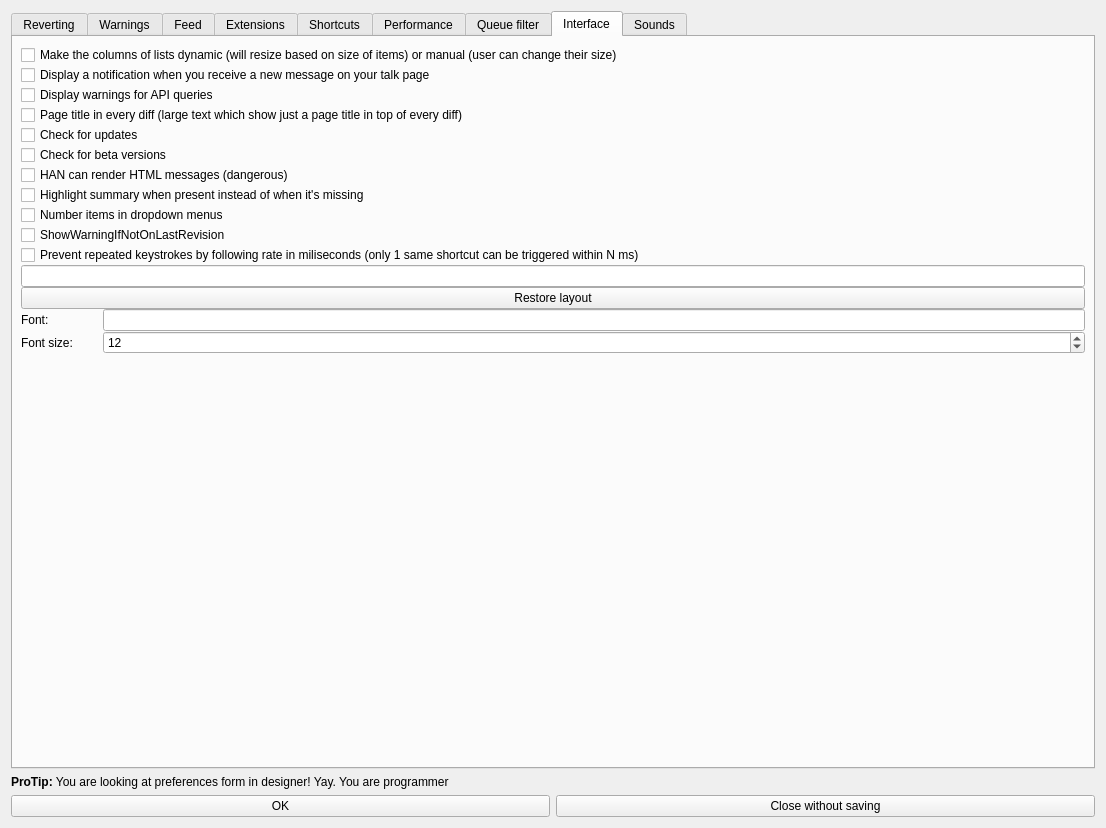
The window that src/huggle_ui/preferences.ui (huggle/huggle3-qt-lx) describes before a commit, drawn with Qt 5.
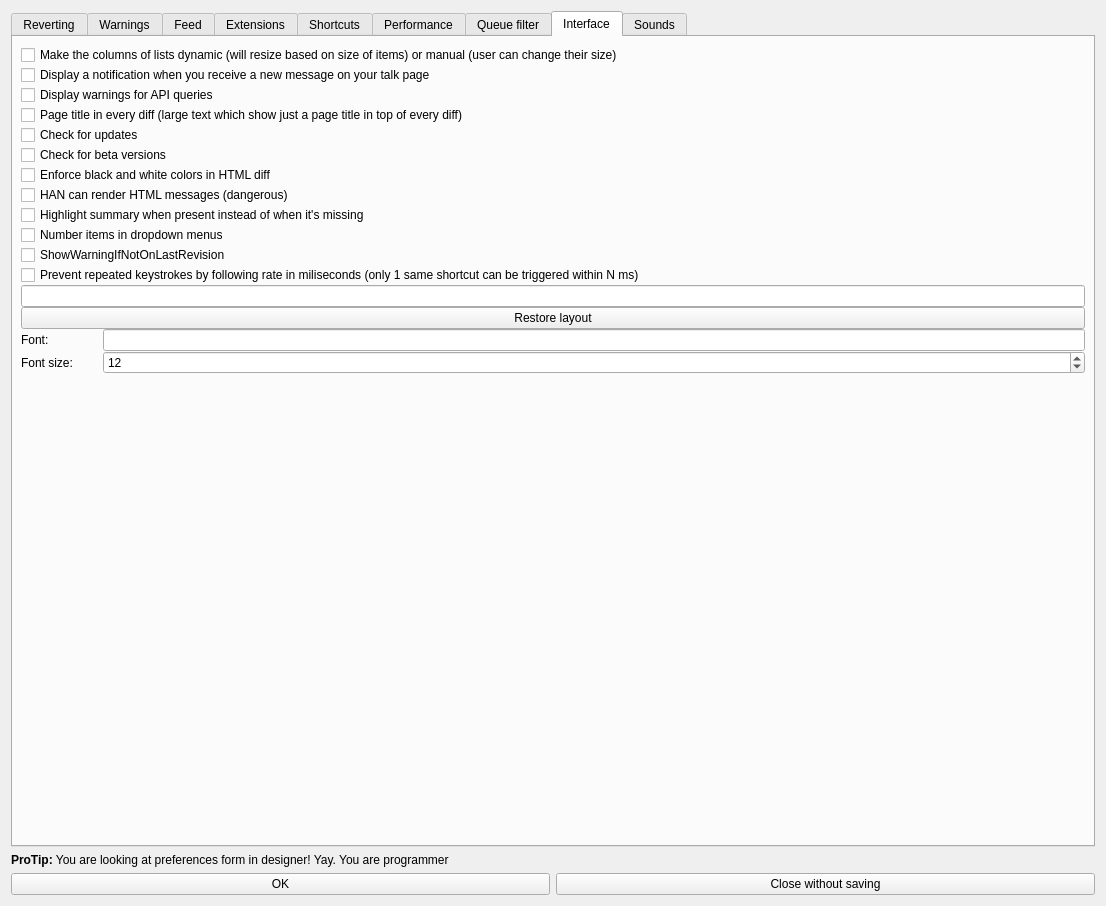
The same window after the commit. The open tabs and pages were chosen to show the change. Icons and pictures are not drawn.

```diff
--- a/src/huggle_ui/preferences.ui
+++ b/src/huggle_ui/preferences.ui
@@ -7,7 +7,7 @@
     <x>0</x>
     <y>0</y>
     <width>1106</width>
-    <height>828</height>
+    <height>906</height>
    </rect>
   </property>
   <property name="sizePolicy">
@@ -1041,6 +1041,13 @@
          </property>
         </widget>
        </item>
+       <item>
+        <widget class="QCheckBox" name="checkBox_EnforceBAWC">
+         <property name="text">
+          <string>Enforce black and white colors in HTML diff</string>
+         </property>
+        </widget>
+       </item>
        <item>
         <widget class="QCheckBox" name="checkBox_31">
          <property name="text">
```
